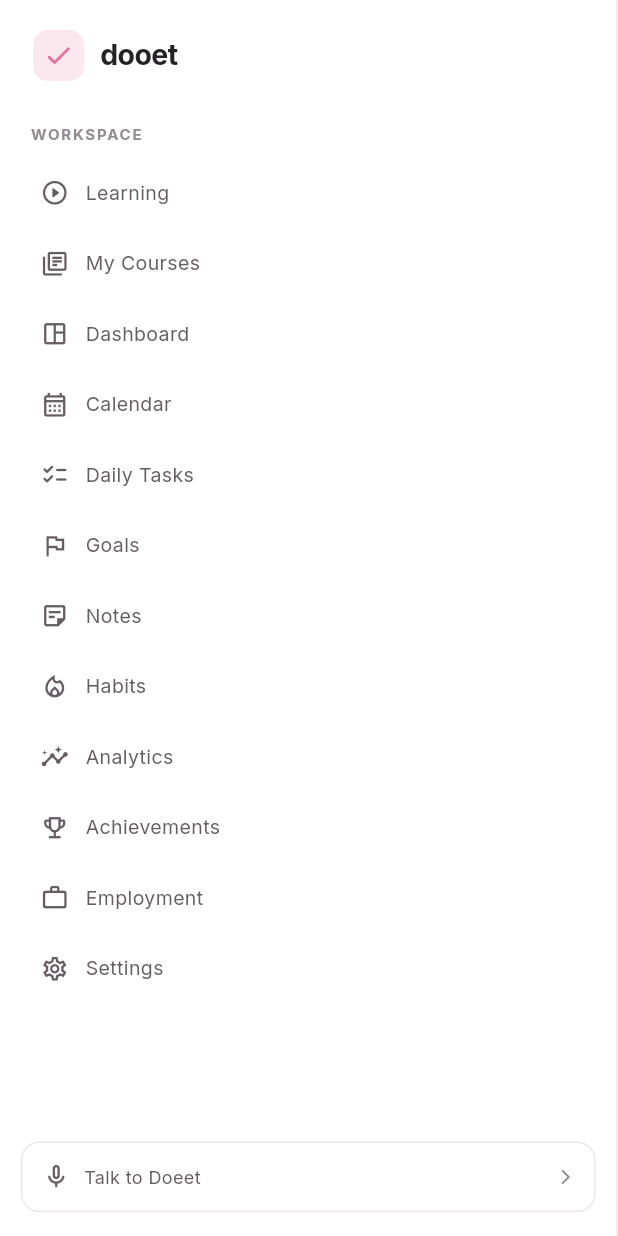
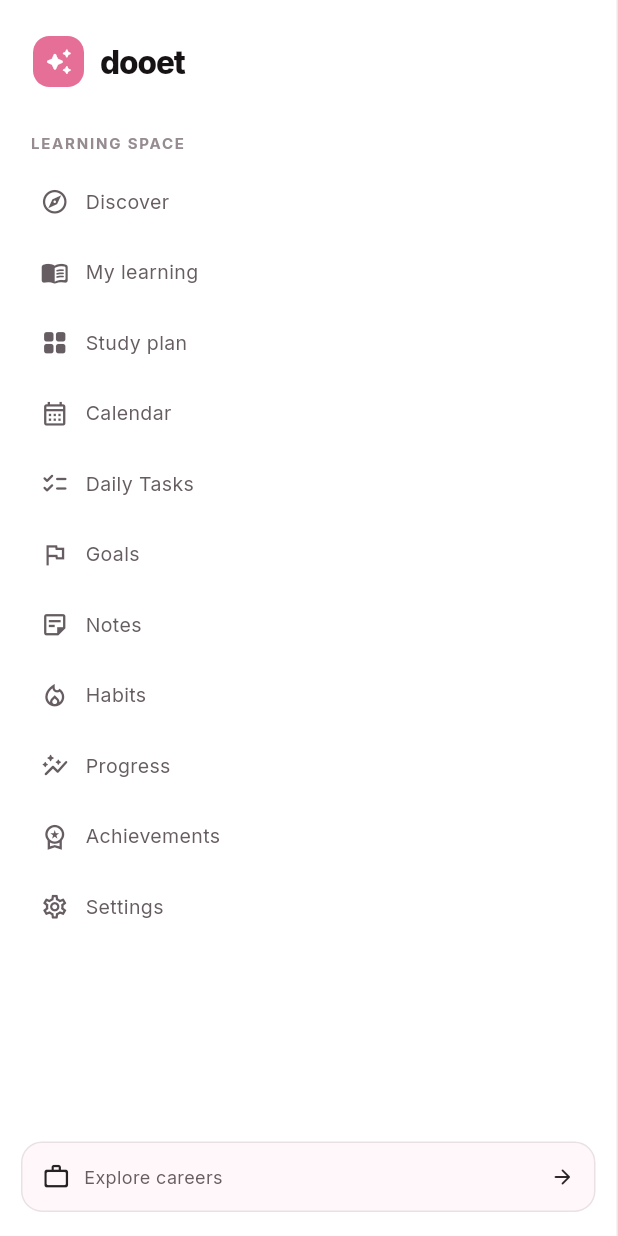
Before and after one commit to kartikpuranik18-glitch/doeet, a Flutter app: the _Sidebar widget shown alone on an empty page, opened directly with empty values, on a phone screen of 412 x 824 dp. Run offline on Flutter 3.47's test engine with Material 3 defaults, Android fonts, the phone set to English and light mode, and no system bars; our stand-ins replace cloud_firestore, cloud_functions, firebase_auth, firebase_core, fl_chart, flutter_animate and 10 more; accounts and stored records are empty; network calls fail; statements that could not run were skipped.

Commit message:
feat: redesign Dooet learning and careers experience

```diff
--- a/lib/app/main_scaffold.dart
+++ b/lib/app/main_scaffold.dart
@@ -16,24 +16,23 @@ class MainScaffold extends StatelessWidget {
   final Widget child;
 
   static const _items = <_NavItem>[
-    _NavItem('Learn', Icons.play_circle_outline_rounded, '/learn'),
-    _NavItem('Dashboard', Icons.space_dashboard_outlined, '/home'),
-    _NavItem('Notes', Icons.sticky_note_2_outlined, '/notes'),
-    _NavItem('Progress', Icons.insights_outlined, '/analytics'),
+    _NavItem('Learn', Icons.school_outlined, '/learn'),
+    _NavItem('My plan', Icons.grid_view_rounded, '/home'),
+    _NavItem('Notes', Icons.edit_note_rounded, '/notes'),
+    _NavItem('Progress', Icons.auto_graph_rounded, '/analytics'),
     _NavItem('Settings', Icons.settings_outlined, '/settings'),
   ];
   static const _workspaceItems = <_NavItem>[
-    _NavItem('Learning', Icons.play_circle_outline_rounded, '/learn'),
-    _NavItem('My Courses', Icons.library_books_outlined, '/courses'),
-    _NavItem('Dashboard', Icons.space_dashboard_outlined, '/home'),
+    _NavItem('Discover', Icons.explore_outlined, '/learn'),
+    _NavItem('My learning', Icons.menu_book_rounded, '/courses'),
+    _NavItem('Study plan', Icons.grid_view_rounded, '/home'),
     _NavItem('Calendar', Icons.calendar_month_outlined, '/calendar'),
     _NavItem('Daily Tasks', Icons.checklist_rounded, '/tasks'),
     _NavItem('Goals', Icons.flag_outlined, '/goals'),
     _NavItem('Notes', Icons.sticky_note_2_outlined, '/notes'),
     _NavItem('Habits', Icons.local_fire_department_outlined, '/habits'),
-    _NavItem('Analytics', Icons.insights_outlined, '/analytics'),
-    _NavItem('Achievements', Icons.emoji_events_outlined, '/badges'),
-    _NavItem('Employment', Icons.work_outline_rounded, '/career'),
+    _NavItem('Progress', Icons.auto_graph_rounded, '/analytics'),
+    _NavItem('Achievements', Icons.workspace_premium_outlined, '/badges'),
     _NavItem('Settings', Icons.settings_outlined, '/settings'),
   ];
   static const _mobileMoreItems = <_NavItem>[
@@ -114,31 +113,31 @@ class _Sidebar extends StatelessWidget {
             crossAxisAlignment: CrossAxisAlignment.stretch,
             children: [
               Padding(
-                padding: const EdgeInsets.fromLTRB(22, 20, 16, 28),
+                padding: const EdgeInsets.fromLTRB(22, 24, 16, 30),
                 child: Row(children: [
                   Container(
                     width: 34,
                     height: 34,
                     decoration: BoxDecoration(
-                      color: AppColors.brandPink.withOpacity(.16),
-                      borderRadius: BorderRadius.circular(10),
+                      color: AppColors.brandPink,
+                      borderRadius: BorderRadius.circular(11),
                     ),
-                    child: const Icon(Icons.check_rounded,
-                        color: AppColors.brandPink, size: 21),
+                    child: const Icon(Icons.auto_awesome_rounded,
+                        color: Colors.white, size: 19),
                   ),
                   const SizedBox(width: 11),
                   const Text('dooet',
                       style: TextStyle(
-                        color: AppColors.textPrimary,
-                        fontSize: 19,
-                        fontWeight: FontWeight.w700,
-                        letterSpacing: -.4,
+                        color: AppColors.primaryDark,
+                        fontSize: 21,
+                        fontWeight: FontWeight.w800,
+                        letterSpacing: -.7,
                       )),
                 ]),
               ),
               const Padding(
                 padding: EdgeInsets.fromLTRB(20, 0, 16, 9),
-                child: Text('WORKSPACE',
+                child: Text('LEARNING SPACE',
                     style: TextStyle(
                       color: AppColors.textMuted,
                       fontSize: 10,
@@ -162,31 +161,26 @@ class _Sidebar extends StatelessWidget {
                   borderRadius: BorderRadius.circular(12),
                   child: InkWell(
                     borderRadius: BorderRadius.circular(12),
-                    onTap: () => showModalBottomSheet<void>(
-                      context: context,
-                      isScrollControlled: true,
-                      backgroundColor: Colors.transparent,
-                      builder: (_) => const _VoiceSheet(),
-                    ),
+                    onTap: () => context.go('/career'),
                     child: Container(
                       decoration: BoxDecoration(
-                        color: AppColors.bgCard,
-                        border: Border.all(color: AppColors.border),
-                        borderRadius: BorderRadius.circular(12),
+                        color: AppColors.bgElevated,
+                        border: Border.all(color: AppColors.primary.withOpacity(.10)),
+                        borderRadius: BorderRadius.circular(14),
                       ),
                       padding: const EdgeInsets.all(13),
                       child: const Row(children: [
-                        Icon(Icons.mic_none_rounded,
-                            color: AppColors.secondary, size: 19),
+                        Icon(Icons.work_outline_rounded,
+                            color: AppColors.primary, size: 19),
                         SizedBox(width: 9),
                         Expanded(
-                            child: Text('Talk to Doeet',
+                            child: Text('Explore careers',
                                 style: TextStyle(
                                   color: AppColors.textSecondary,
                                   fontSize: 12,
                                 ))),
-                        Icon(Icons.arrow_forward_ios_rounded,
-                            color: AppColors.textMuted, size: 12),
+                        Icon(Icons.arrow_forward_rounded,
+                            color: AppColors.primary, size: 16),
                       ]),
                     ),
                   ),
@@ -303,8 +297,8 @@ class _Topbar extends StatelessWidget {
       'December'
     ];
     return Container(
-      height: 64,
-      padding: const EdgeInsets.symmetric(horizontal: 28),
+      height: 72,
+      padding: const EdgeInsets.symmetric(horizontal: 32),
       decoration: const BoxDecoration(
         color: AppColors.bgCard,
         border: Border(bottom: BorderSide(color: AppColors.border)),
@@ -313,8 +307,8 @@ class _Topbar extends StatelessWidget {
         Text(title,
             style: const TextStyle(
                 color: AppColors.textPrimary,
-                fontSize: 15,
-                fontWeight: FontWeight.w600)),
+                fontSize: 17,
+                fontWeight: FontWeight.w700)),
         const Spacer(),
         Text('${months[now.month - 1]} ${now.day}, ${now.year}',
             style: const TextStyle(
@@ -324,11 +318,12 @@ class _Topbar extends StatelessWidget {
         const SizedBox(width: 18),
         OutlinedButton.icon(
           onPressed: () => context.go('/career'),
-          icon: const Icon(Icons.work_outline_rounded, size: 17),
-          label: const Text('Employment'),
+          icon: const Icon(Icons.work_outline_rounded, size: 18),
+          label: const Text('Career space'),
           style: OutlinedButton.styleFrom(
-            foregroundColor: AppColors.textPrimary,
-            side: const BorderSide(color: AppColors.border),
+            foregroundColor: AppColors.primary,
+            backgroundColor: AppColors.bgElevated,
+            side: BorderSide(color: AppColors.primary.withOpacity(.12)),
             padding: const EdgeInsets.symmetric(horizontal: 12, vertical: 10),
           ),
         ),
```
